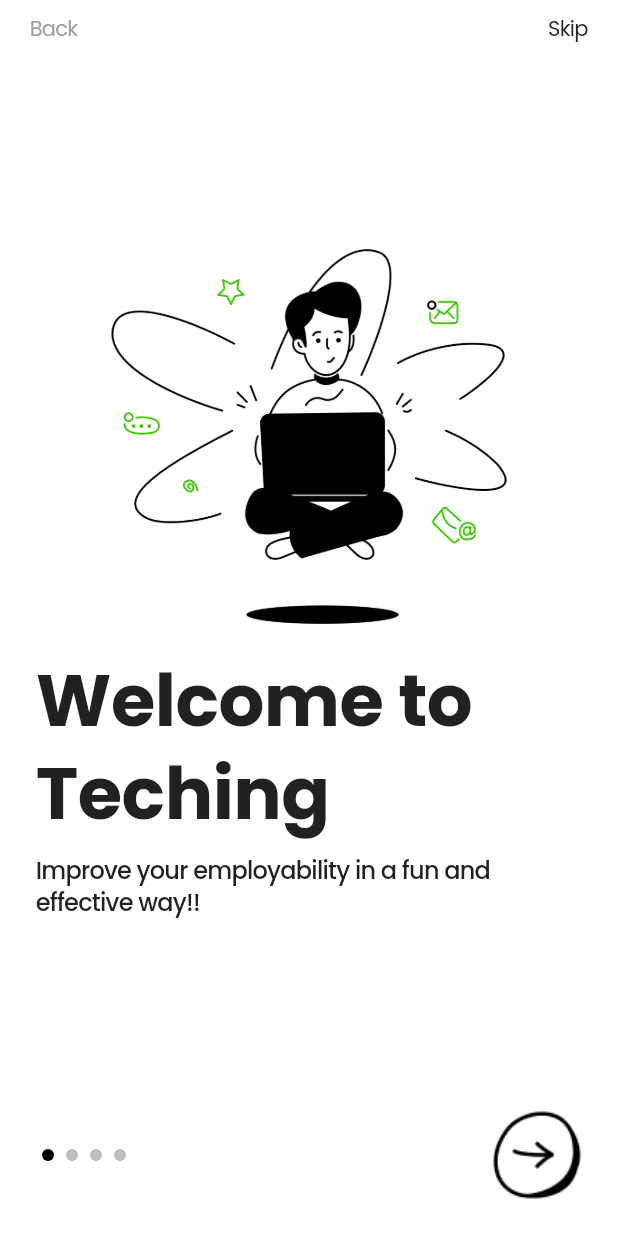
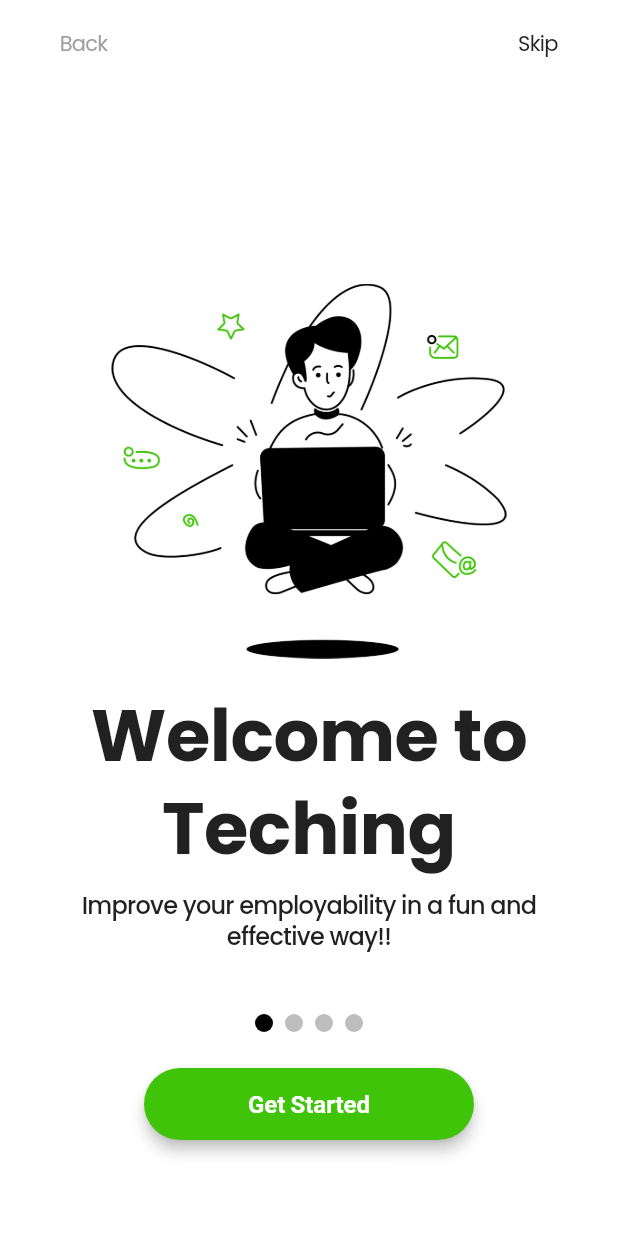
Before and after one commit to Villalobos14/apptechinng, a Flutter app: the screen it shows after launch, on a phone screen of 412 x 824 dp. Run offline on Flutter 3.47's test engine with Material 3 defaults, Android fonts, the light colour scheme and no system bars; drawn by our look-alikes of liquid_swipe, smooth_page_indicator; our stand-ins replace dio, go_router, google_fonts.

Commit message:
ui(onboarding): finalize responsive layout and spacing adjustments
- Centered progress indicator
- Added safe area for bottom elements
- Aligned 'Get Started' button with proper padding and size
- Ensured consistent layout across screen sizes and devices

```diff
--- a/lib/features/onboarding/presentation/pages/onboarding_screen.dart
+++ b/lib/features/onboarding/presentation/pages/onboarding_screen.dart
@@ -1,8 +1,9 @@
 import 'package:flutter/material.dart';
+import 'package:liquid_swipe/liquid_swipe.dart';
+import 'package:techinng/shared/styles/app_colors.dart';
 import 'package:techinng/shared/styles/app_text_styles.dart';
-import 'package:techinng/features/onboarding/presentation/widgets/onboarding_image.dart';
-import 'package:techinng/features/onboarding/presentation/widgets/onboarding_text.dart';
-import 'package:techinng/features/onboarding/presentation/widgets/onboarding_progress.dart';
+import 'package:techinng/features/onboarding/presentation/widgets/onboarding_page.dart';
+import 'package:techinng/features/onboarding/presentation/widgets/onboarding_progress_liquid.dart';
 
 class OnboardingScreen extends StatefulWidget {
   const OnboardingScreen({super.key});
@@ -12,52 +13,40 @@ class OnboardingScreen extends StatefulWidget {
 }
 
 class _OnboardingScreenState extends State<OnboardingScreen> {
-  final PageController _controller = PageController();
-  int _currentPage = 0;
+  final LiquidController _liquidController = LiquidController();
+  final ValueNotifier<int> _pageNotifier = ValueNotifier<int>(0);
 
-  final List<Map<String, String>> onboardingData = [
-    {
-      'image': 'assets/images/boar1.png',
-      'title': 'Welcome to\nTeching',
-      'subtitle': 'Improve your employability in a fun and effective way!!',
-    },
-    {
-      'image': 'assets/images/boar2.png',
-      'title': 'Learn by\nDoing',
-      'subtitle':
-          'Complete real-world challenges and projects that prepare you for the tech industry.',
-    },
-    {
-      'image': 'assets/images/boar3.png',
-      'title': 'Personalized\nLearning',
-      'subtitle':
-          'Get tailored content based on your interests, skills, and career goals.',
-    },
-    {
-      'image': 'assets/images/boar4.png',
-      'title': 'Track Your\nGrowth',
-      'subtitle':
-          'Visualize your progress, celebrate achievements, and stay motivated every step of the way.',
-    },
+  final List<OnboardingPageData> pages = [
+    OnboardingPageData(
+      image: 'assets/images/boar1.png',
+      title: 'Welcome to\nTeching',
+      subtitle: 'Improve your employability in a fun and effective way!!',
+      bgColor: Colors.white,
+    ),
+    OnboardingPageData(
+      image: 'assets/images/boar2.png',
+      title: 'Learn by\nDoing',
+      subtitle: 'Complete real-world challenges and projects that prepare you for the tech industry.',
+      bgColor: Colors.white,
+    ),
+    OnboardingPageData(
+      image: 'assets/images/boar3.png',
+      title: 'Personalized\nLearning',
+      subtitle: 'Get tailored content based on your interests, skills, and career goals.',
+      bgColor: Colors.white,
+    ),
+    OnboardingPageData(
+      image: 'assets/images/boar4.png',
+      title: 'Track Your\nGrowth',
+      subtitle: 'Visualize your progress, celebrate achievements, and stay motivated every step of the way.',
+      bgColor: Colors.white,
+    ),
   ];
 
-  void _nextPage() {
-    if (_currentPage < onboardingData.length - 1) {
-      _controller.nextPage(
-        duration: const Duration(milliseconds: 300),
-        curve: Curves.easeInOut,
-      );
-    } else {
-      Navigator.pushReplacementNamed(context, '/login');
-    }
-  }
-
   void _goBack() {
-    if (_currentPage > 0) {
-      _controller.previousPage(
-        duration: const Duration(milliseconds: 300),
-        curve: Curves.easeInOut,
-      );
+    final prev = _pageNotifier.value - 1;
+    if (prev >= 0) {
+      _liquidController.animateToPage(page: prev);
     }
   }
 
@@ -65,64 +54,113 @@ class _OnboardingScreenState extends State<OnboardingScreen> {
     Navigator.pushReplacementNamed(context, '/login');
   }
 
+  void _nextPage() {
+    final next = _pageNotifier.value + 1;
+    if (next < pages.length) {
+      _liquidController.animateToPage(page: next);
+    } else {
+      Navigator.pushReplacementNamed(context, '/login');
+    }
+  }
+
+  @override
+  void dispose() {
+    _pageNotifier.dispose();
+    super.dispose();
+  }
+
   @override
   Widget build(BuildContext context) {
     return Scaffold(
-      backgroundColor: Colors.white,
-      body: SafeArea(
-        child: Column(
+      body: Stack(
         children: [
-            // Top: Back / Skip
-            Padding(
-              padding: const EdgeInsets.symmetric(horizontal: 20.0, vertical: 10),
+          LiquidSwipe(
+            pages: pages.map((data) => OnboardingPage(data: data)).toList(),
+            liquidController: _liquidController,
+            enableLoop: false,
+            waveType: WaveType.circularReveal,
+            enableSideReveal: false,
+            fullTransitionValue: 300,
+
+            onPageChangeCallback: (index) {
+              _pageNotifier.value = index;
+            },
+          ),
+          SafeArea(
+            child: Padding(
+              padding: const EdgeInsets.symmetric(horizontal: 40, vertical: 20),
               child: Row(
                 mainAxisAlignment: MainAxisAlignment.spaceBetween,
                 children: [
-                  GestureDetector(
-                    onTap: _currentPage == 0 ? null : _goBack,
+                  ValueListenableBuilder<int>(
+                    valueListenable: _pageNotifier,
+                    builder: (_, index, __) {
+                      return GestureDetector(
+                        onTap: index == 0 ? null : _goBack,
                         child: Text(
-                      "Back",
+                          'Back',
                           style: AppTextStyles.labelSmall.copyWith(
-                        color: _currentPage == 0 ? Colors.grey : Colors.black,
+                            color: index == 0 ? Colors.grey : Colors.black,
                           ),
                         ),
+                      );
+                    },
                   ),
                   GestureDetector(
                     onTap: _goToLogin,
-                    child: Text("Skip", style: AppTextStyles.labelSmall),
+                    child: Text('Skip', style: AppTextStyles.labelSmall),
                   ),
                 ],
               ),
             ),
-
-            // Swipeable content
-            Expanded(
-              child: PageView.builder(
-                controller: _controller,
-                itemCount: onboardingData.length,
-                onPageChanged: (index) => setState(() => _currentPage = index),
-                itemBuilder: (_, index) {
-                  final data = onboardingData[index];
+          ),
+          Positioned(
+            bottom: 64,
+            left: 0,
+            right: 0,
+            child: ValueListenableBuilder<int>(
+              valueListenable: _pageNotifier,
+              builder: (_, currentPage, __) {
                 return Column(
-                    mainAxisAlignment: MainAxisAlignment.center,
+                  mainAxisSize: MainAxisSize.min,
                   children: [
-                      OnboardingImage(imagePath: data['image']!),
-                      const SizedBox(height: 20),
-                      OnboardingTexts(data: data),
+                    Center(
+                      child: OnboardingProgressLiquid(
+                        controller: _liquidController,
+                        currentPage: currentPage,
+                        totalPages: pages.length,
+                        onNext: _nextPage,
+                      ),
+                    ),
+                    const SizedBox(height: 24),
+                    Center(
+                      child: SizedBox(
+                        width: 220,
+                        height: 48,
+                        child: ElevatedButton(
+                          onPressed: _goToLogin,
+                          style: ElevatedButton.styleFrom(
+                            backgroundColor: AppColors.accent,
+                            foregroundColor: Colors.white,
+                            shape: RoundedRectangleBorder(
+                              borderRadius: BorderRadius.circular(30),
+                            ),
+                            elevation: 4,
+                            textStyle: const TextStyle(
+                              fontWeight: FontWeight.bold,
+                              fontSize: 16,
+                            ),
+                          ),
+                          child: const Text("Get Started"),
+                        ),
+                      ),
+                    ),
                   ],
                 );
               },
             ),
           ),
-
-            // Bottom: progress + next button
-            OnboardingProgress(
-              currentPage: _currentPage,
-              totalPages: onboardingData.length,
-              onNext: _nextPage,
-            ),
         ],
-        ),
       ),
     );
   }
--- a/lib/features/onboarding/presentation/widgets/onboarding_image.dart
+++ /dev/null
@@ -1,18 +0,0 @@
-import 'package:flutter/material.dart';
-
-class OnboardingImage extends StatelessWidget {
-  final String imagePath;
-
-  const OnboardingImage({super.key, required this.imagePath});
-
-  @override
-  Widget build(BuildContext context) {
-    return SizedBox(
-      height: 250,
-      child: Image.asset(
-        imagePath,
-        fit: BoxFit.contain,
-      ),
-    );
-  }
-}
--- /dev/null
+++ b/lib/features/onboarding/presentation/widgets/onboarding_page.dart
@@ -0,0 +1,72 @@
+import 'package:flutter/material.dart';
+import 'package:techinng/shared/styles/app_text_styles.dart';
+
+class OnboardingPageData {
+  final String image;
+  final String title;
+  final String subtitle;
+  final Color bgColor;
+
+  OnboardingPageData({
+    required this.image,
+    required this.title,
+    required this.subtitle,
+    required this.bgColor,
+  });
+}
+
+class OnboardingPage extends StatelessWidget {
+  final OnboardingPageData data;
+
+  const OnboardingPage({super.key, required this.data});
+
+  @override
+  Widget build(BuildContext context) {
+    return Material(
+      elevation: 0,
+      color: Colors.transparent,
+      child: Container(
+        decoration: BoxDecoration(
+          color: data.bgColor,
+          boxShadow: [
+            BoxShadow(
+              color: Colors.black.withAlpha(30), // derecha
+              blurRadius: 16,
+              spreadRadius: 4,
+              offset: const Offset(6, 0),
+            ),
+            BoxShadow(
+              color: Colors.black.withAlpha(30), // izquierda
+              blurRadius: 16,
+              spreadRadius: 4,
+              offset: const Offset(-6, 0),
+            ),
+          ],
+        ),
+        padding: const EdgeInsets.symmetric(horizontal: 24),
+        child: Column(
+          mainAxisAlignment: MainAxisAlignment.center,
+          children: [
+            Image.asset(
+              data.image,
+              height: 250,
+              fit: BoxFit.contain,
+            ),
+            const SizedBox(height: 20),
+            Text(
+              data.title,
+              style: AppTextStyles.headlineLarge,
+              textAlign: TextAlign.center,
+            ),
+            const SizedBox(height: 10),
+            Text(
+              data.subtitle,
+              style: AppTextStyles.bodyMedium,
+              textAlign: TextAlign.center,
+            ),
+          ],
+        ),
+      ),
+    );
+  }
+}
--- a/lib/features/onboarding/presentation/widgets/onboarding_progress.dart
+++ /dev/null
@@ -1,50 +0,0 @@
-import 'package:flutter/material.dart';
-
-class OnboardingProgress extends StatelessWidget {
-  final int currentPage;
-  final int totalPages;
-  final VoidCallback onNext;
-
-  const OnboardingProgress({
-    super.key,
-    required this.currentPage,
-    required this.totalPages,
-    required this.onNext,
-  });
-
-  @override
-  Widget build(BuildContext context) {
-    return Padding(
-      padding: const EdgeInsets.only(left: 24, right: 24, bottom: 24),
-      child: Row(
-        mainAxisAlignment: MainAxisAlignment.spaceBetween,
-        children: [
-          Row(
-            children: List.generate(totalPages, (index) {
-              return Container(
-                width: 8,
-                height: 8,
-                margin: const EdgeInsets.symmetric(horizontal: 4),
-                decoration: BoxDecoration(
-                  color: currentPage == index ? Colors.black : Colors.black26,
-                  shape: BoxShape.circle,
-                ),
-              );
-            }),
-          ),
-          GestureDetector(
-            onTap: onNext,
-            child: SizedBox(
-              width: 60,
-              height: 60,
-              child: Image.asset(
-                'assets/images/flechanext.png',
-                fit: BoxFit.contain,
-              ),
-            ),
-          ),
-        ],
-      ),
-    );
-  }
-}
--- /dev/null
+++ b/lib/features/onboarding/presentation/widgets/onboarding_progress_liquid.dart
@@ -0,0 +1,36 @@
+import 'package:flutter/material.dart';
+import 'package:liquid_swipe/liquid_swipe.dart';
+import 'package:smooth_page_indicator/smooth_page_indicator.dart';
+
+class OnboardingProgressLiquid extends StatelessWidget {
+  final LiquidController controller;
+  final int currentPage;
+  final int totalPages;
+  final VoidCallback onNext;
+
+  const OnboardingProgressLiquid({
+    super.key,
+    required this.controller,
+    required this.currentPage,
+    required this.totalPages,
+    required this.onNext,
+  });
+
+  @override
+  Widget build(BuildContext context) {
+    return Center(
+      child: AnimatedSmoothIndicator(
+        activeIndex: currentPage,
+        count: totalPages,
+        effect: WormEffect(
+          dotHeight: 12,
+          dotWidth: 12,
+          spacing: 8,
+          activeDotColor: Colors.black,
+          dotColor: Colors.black26,
+        ),
+        onDotClicked: (i) => controller.animateToPage(page: i),
+      ),
+    );
+  }
+}
--- a/lib/features/onboarding/presentation/widgets/onboarding_text.dart
+++ /dev/null
@@ -1,23 +0,0 @@
-import 'package:flutter/material.dart';
-import 'package:techinng/shared/styles/app_text_styles.dart';
-
-class OnboardingTexts extends StatelessWidget {
-  final Map<String, String> data;
-
-  const OnboardingTexts({super.key, required this.data});
-
-  @override
-  Widget build(BuildContext context) {
-    return Padding(
-      padding: const EdgeInsets.symmetric(horizontal: 24.0),
-      child: Column(
-        crossAxisAlignment: CrossAxisAlignment.start,
-        children: [
-          Text(data['title']!, style: AppTextStyles.headlineLarge),
-          const SizedBox(height: 10),
-          Text(data['subtitle']!, style: AppTextStyles.bodyMedium),
-        ],
-      ),
-    );
-  }
-}
--- a/pubspec.yaml
+++ b/pubspec.yaml
@@ -22,6 +22,9 @@ dependencies:
 
   # Animations
   lottie: ^2.7.0
+  smooth_page_indicator: ^1.1.0
+  liquid_swipe: ^3.1.0
+
 
   # Typography
   google_fonts: ^6.1.0
```
Also changed, not shown: pubspec.lock. Lines whose indentation alone changed are shown as unchanged.
